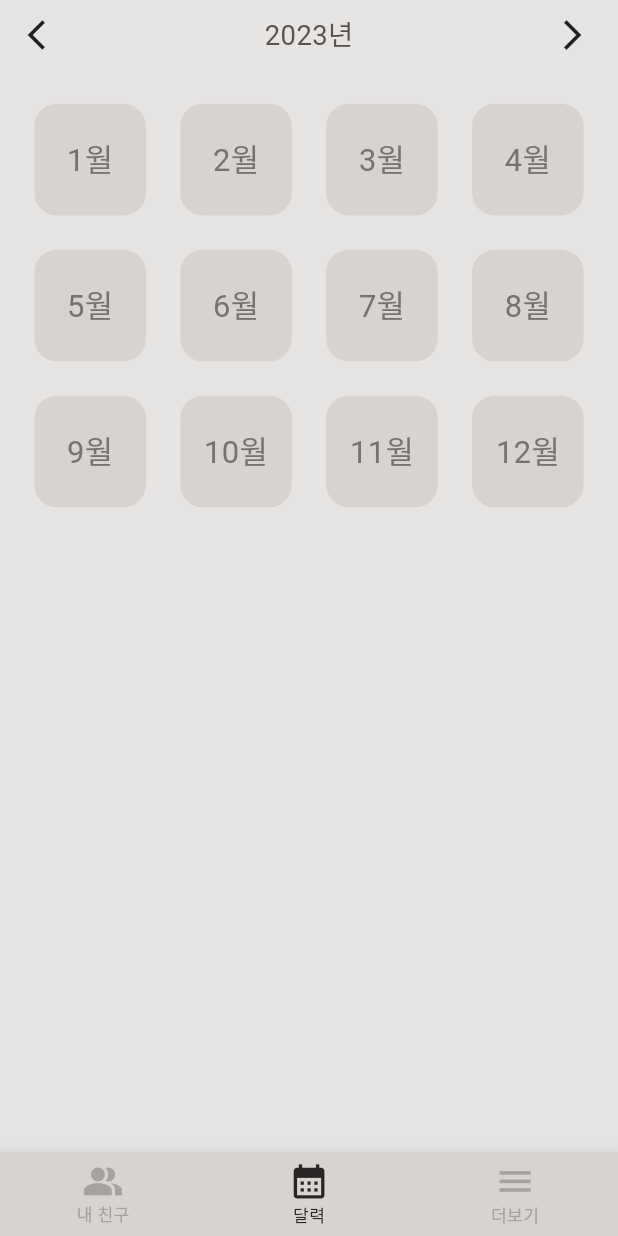
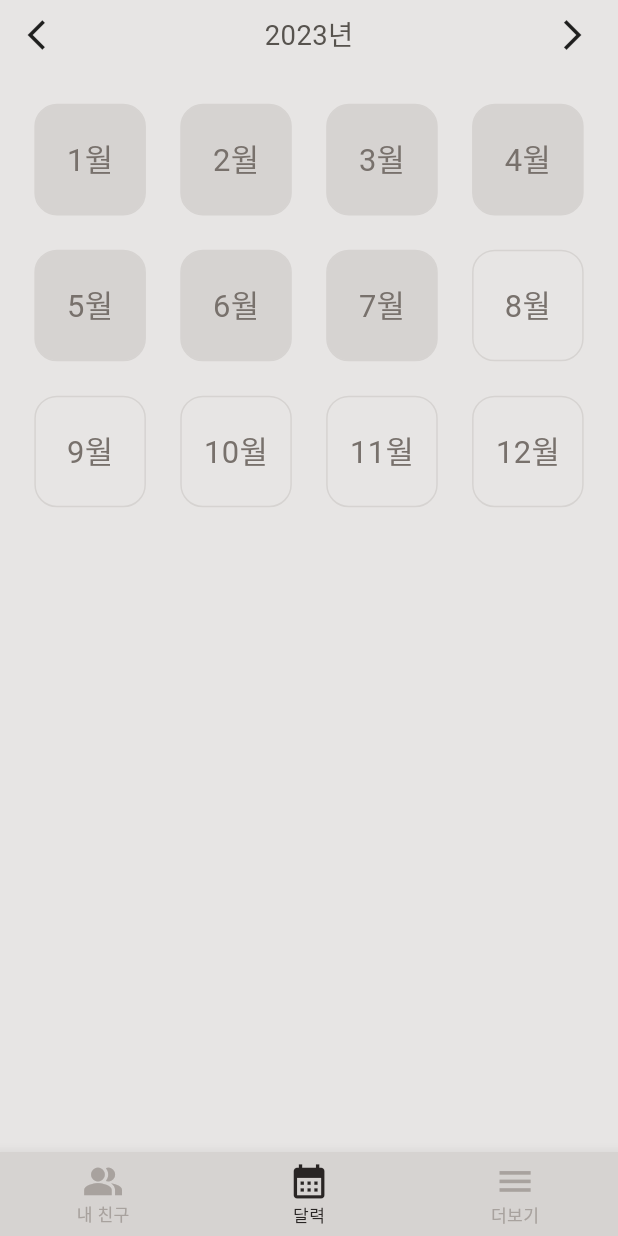
Before and after one commit to CChuYong/magcloud-app, a Flutter app: the screen it shows after launch, after a tap on an icon or button, on a phone screen of 412 x 824 dp. Run offline on Flutter 3.47's test engine with Material 2 defaults, Android fonts, the phone set to English and light mode, and no system bars; our stand-ins replace firebase_core, flutter_screenutil, get, get_it, google_sign_in, injectable and 2 more; accounts and stored records are empty; Roboto replaces fonts that are missing (GmarketSans).

Commit message:
feat: 시간여행을 막았어요

```diff
--- a/lib/core/util/date_parser.dart
+++ b/lib/core/util/date_parser.dart
@@ -48,4 +48,6 @@ class DateParser {
   static int getCurrentYear() => DateTime.now().year;
 
   static int getCurrentMonth() => DateTime.now().month;
+
+  static int getCurrentDay() => DateTime.now().day;
 }
--- a/lib/view/page/calendar_view/month_view.dart
+++ b/lib/view/page/calendar_view/month_view.dart
@@ -60,7 +60,7 @@ class CalendarMonthView extends BaseChildView<CalendarBaseView, CalendarBaseView
         children: [
           TouchableOpacity(onTap: () => action.changeMonth(-1), child: const Icon(BaseIcon.arrowLeft)),
           TouchableOpacity(
-            onTap: action.onTapTitle,
+            onTap: action.onTapMonthTitle,
               child: Text(
             '${state.currentYear}년 ${state.currentMonth}월',
             style: TextStyle(
@@ -82,7 +82,7 @@ class CalendarMonthView extends BaseChildView<CalendarBaseView, CalendarBaseView
         Row(
           children: [
             for(int dayOfWeek = 0; dayOfWeek < week.length; dayOfWeek++)...[
-              week[dayOfWeek] == -1 ? SizedBox(width: boxWidth) : createDayBox(day: week[dayOfWeek], color: BaseColor.red400, boxWidth: boxWidth),
+              week[dayOfWeek] == -1 ? SizedBox(width: boxWidth) : createDayBox(action, day: week[dayOfWeek], color: BaseColor.red400, boxWidth: boxWidth),
               if (dayOfWeek != week.length - 1) SizedBox(width: boxGap)
             ]
           ],
@@ -92,8 +92,10 @@ class CalendarMonthView extends BaseChildView<CalendarBaseView, CalendarBaseView
     ]);
   }
 
-  Widget createDayBox({required int day, required Color color, required double boxWidth}) {
-    return Container(
+  Widget createDayBox(CalendarBaseViewModel action, {required int day, required Color color, required double boxWidth}) {
+    return TouchableOpacity(
+      onTap: () => day> 0 ? action.onTapDayBox(day) : null,
+        child: Container(
       width: boxWidth,
       height: boxWidth,
       decoration: BoxDecoration(
@@ -103,15 +105,16 @@ class CalendarMonthView extends BaseChildView<CalendarBaseView, CalendarBaseView
       ),
       child:   Center(
         child: Text(
-          day.toString(),
+          day.abs().toString(),
           style: TextStyle(
-            color: BaseColor.warmGray500,
+            color: day > 0 ? BaseColor.warmGray500 : BaseColor.warmGray300,
             fontSize: 18.sp,
           ),
         ),
       )
       ,
-    );
+    ))
+      ;
   }
 
   Widget dayOfWeekTitle() {
--- a/lib/view/page/calendar_view/year_view.dart
+++ b/lib/view/page/calendar_view/year_view.dart
@@ -2,6 +2,7 @@ import 'package:flutter/material.dart';
 import 'package:flutter/src/widgets/framework.dart';
 import 'package:flutter_screenutil/flutter_screenutil.dart';
 import 'package:magcloud_app/core/framework/base_child_view.dart';
+import 'package:magcloud_app/core/util/date_parser.dart';
 import 'package:magcloud_app/view/component/touchableopacity.dart';
 import 'package:magcloud_app/view/designsystem/base_color.dart';
 import 'package:magcloud_app/view/designsystem/base_icon.dart';
@@ -69,15 +70,16 @@ class CalendarYearView extends BaseChildView<CalendarBaseView, CalendarBaseViewM
   }
 
   Widget createMonthBox(CalendarBaseViewModel action, {required int month, required Color color, required double boxWidth}) {
+    final isInvisible = DateParser.getCurrentYear() == action.state.currentYear && DateParser.getCurrentMonth() < month;
     return TouchableOpacity(
-      onTap: () => action.onTapMonthBox(month),
+      onTap: () => isInvisible ? null : action.onTapMonthBox(month),
         child: Container(
           width: boxWidth,
           height: boxWidth,
           decoration: BoxDecoration(
             border: Border.all(color: BaseColor.warmGray300),
             borderRadius: BorderRadius.circular(15),
-            color: BaseColor.warmGray300,
+            color: isInvisible ? BaseColor.warmGray200 : BaseColor.warmGray300,
           ),
           child:   Center(
             child: Text(
--- a/lib/view_model/calendar_view/calendar_base_view_state.dart
+++ b/lib/view_model/calendar_view/calendar_base_view_state.dart
@@ -1,25 +1,29 @@
 import 'package:flutter/cupertino.dart';
+import 'package:magcloud_app/core/model/diary.dart';
 import 'package:magcloud_app/core/util/date_parser.dart';
 import 'package:magcloud_app/view_model/calendar_view/calendar_base_view_model.dart';
 
 class CalendarBaseViewState {
   int currentYear;
   int currentMonth;
+  int currentDay;
+  Diary? currentDiary;
   CalendarViewScope scope;
 
-  CalendarBaseViewState(this.currentYear, this.currentMonth, this.scope);
+  CalendarBaseViewState(this.currentYear, this.currentMonth, this.currentDay, this.scope);
 
   List<List<int>> getMonthGrid() {
     //바깥쪽 리스트 -> 주
     //안쪽 리스트 -> 일
     final weekList = List.generate(6, (index) => List.generate(7, (index) => -1));
     final lastDay = DateParser.getLastDayOfMonth(currentYear, currentMonth);
+    final now = DateTime.now();
     var currentWeekPointer = 0;
 
     final monthlyFirstDayOfWeek = DateParser.getFirstDayOfWeekOfMonth(currentYear, currentMonth);
     var currentDayOfWeek = monthlyFirstDayOfWeek == 7 ? 1 : monthlyFirstDayOfWeek + 1;
     for(int day = 1; day <= lastDay; day++){
-      weekList[currentWeekPointer][currentDayOfWeek - 1] = day;
+      weekList[currentWeekPointer][currentDayOfWeek - 1] = DateTime(currentYear, currentMonth, day).isAfter(now) ? -1 * day : day;
       if(currentDayOfWeek == 7) {
         currentDayOfWeek = 1;
         currentWeekPointer++;
```
Also changed, not shown: lib/core/model/diary.dart (added, +7 -0 lines), lib/core/model/mood.dart (added, +32 -0 lines), lib/core/service/diary_service.dart (added, +10 -0 lines), lib/view/page/calendar_view/daily_diary_view.dart (added, +59 -0 lines), lib/view_model/calendar_view/calendar_base_view_model.dart (+46 -9 lines), lib/main.config.dart.
